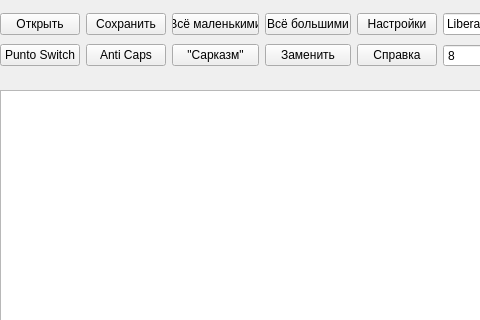
Old version of the form main1.ui in the repository 8Vinso8/TextRedactor; both pictures show x 0 to 480 and y 0 to 320 of the 625 by 485 pixel window.
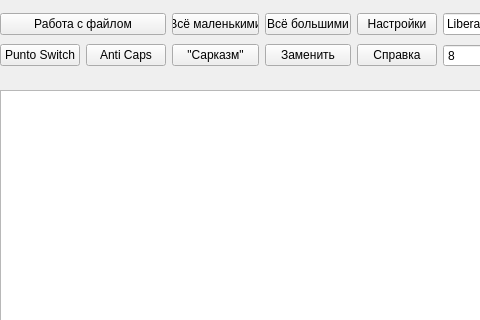
New version of the form.

Commit message: Замена кнопок сохранения/загрузки

Patch:
```diff
--- a/main1.ui
+++ b/main1.ui
@@ -76,14 +76,7 @@
          <item>
           <widget class="QPushButton" name="loadButton">
            <property name="text">
-            <string>Открыть</string>
-           </property>
-          </widget>
-         </item>
-         <item>
-          <widget class="QPushButton" name="saveButton">
-           <property name="text">
-            <string>Сохранить</string>
+            <string>Работа с файлом</string>
            </property>
           </widget>
          </item>
```
Left out of the diff: 2 changed lines with no effect on the pictures.
